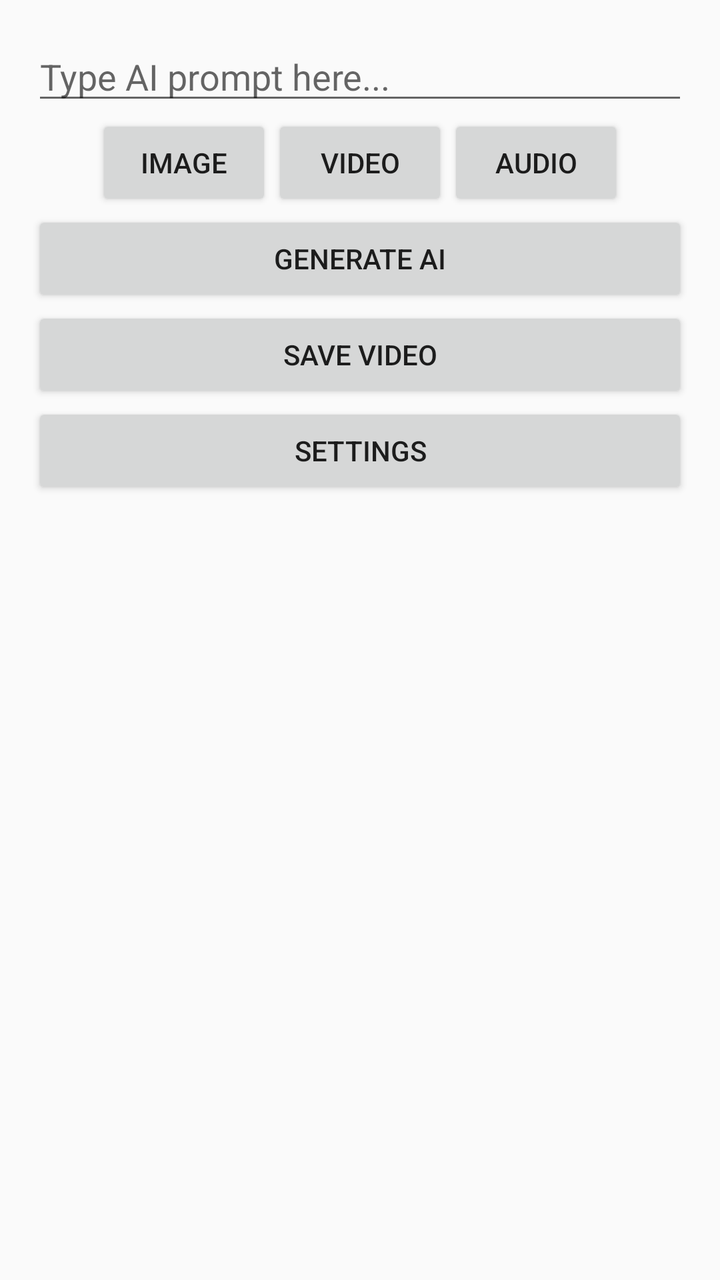
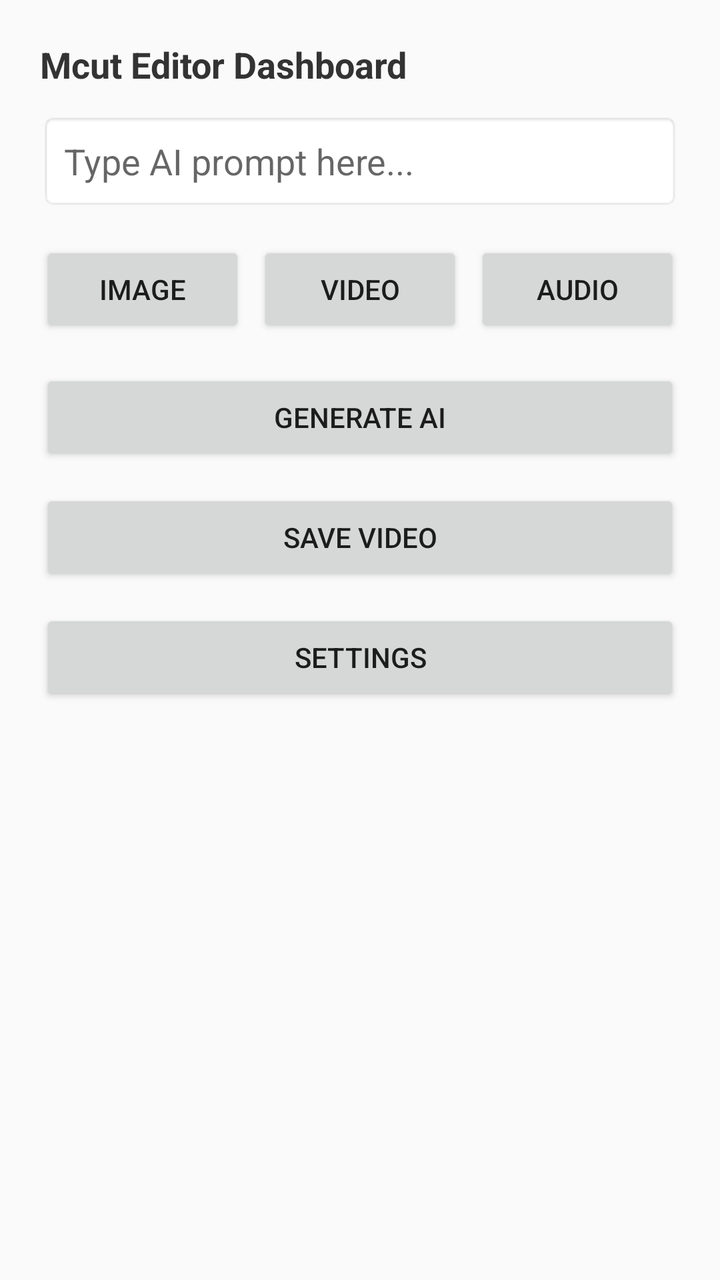

The first picture is an Android layout as it rendered before a commit; the second is the same layout after the commit. The layout source and the unified diff follow.
<!-- AndroidManifest.xml: application theme Theme.AppCompat.DayNight.NoActionBar -->
<!-- res/layout/activity_main.xml -->
<?xml version="1.0" encoding="utf-8"?>
<LinearLayout xmlns:android="http://schemas.android.com/apk/res/android"
    android:layout_width="match_parent"
    android:layout_height="match_parent"
    android:orientation="vertical"
    android:padding="16dp">

    <EditText
        android:id="@+id/promptEditText"
        android:layout_width="match_parent"
        android:layout_height="wrap_content"
        android:hint="Type AI prompt here..."/>

    <LinearLayout
        android:layout_width="match_parent"
        android:layout_height="wrap_content"
        android:orientation="horizontal"
        android:gravity="center">

        <Button
            android:id="@+id/btnImage"
            android:layout_width="wrap_content"
            android:layout_height="wrap_content"
            android:text="Image"/>

        <Button
            android:id="@+id/btnVideo"
            android:layout_width="wrap_content"
            android:layout_height="wrap_content"
            android:text="Video"/>

        <Button
            android:id="@+id/btnAudio"
            android:layout_width="wrap_content"
            android:layout_height="wrap_content"
            android:text="Audio"/>
    </LinearLayout>

    <Button
        android:id="@+id/btnAiGenerate"
        android:layout_width="match_parent"
        android:layout_height="wrap_content"
        android:text="Generate AI"/>

    <Button
        android:id="@+id/btnSaveVideo"
        android:layout_width="match_parent"
        android:layout_height="wrap_content"
        android:text="Save Video"/>

    <Button
        android:id="@+id/btnSettings"
        android:layout_width="match_parent"
        android:layout_height="wrap_content"
        android:text="Settings"/>

</LinearLayout>
<!-- resources referenced by this layout -->
<resources>

</resources>

<!-- the commit's change to res/layout/activity_main.xml (unified diff, before → after) -->
@@ -1,57 +1,90 @@
 <?xml version="1.0" encoding="utf-8"?>
-<LinearLayout xmlns:android="http://schemas.android.com/apk/res/android"
+<ScrollView xmlns:android="http://schemas.android.com/apk/res/android"
     android:layout_width="match_parent"
     android:layout_height="match_parent"
-    android:orientation="vertical"
-    android:padding="16dp">
-
-    <EditText
-        android:id="@+id/promptEditText"
-        android:layout_width="match_parent"
-        android:layout_height="wrap_content"
-        android:hint="Type AI prompt here..."/>
+    android:fillViewport="true"
+    android:background="#FAFAFA">
 
     <LinearLayout
         android:layout_width="match_parent"
         android:layout_height="wrap_content"
-        android:orientation="horizontal"
-        android:gravity="center">
+        android:orientation="vertical"
+        android:padding="20dp">
+
+        <TextView
+            android:layout_width="wrap_content"
+            android:layout_height="wrap_content"
+            android:text="Mcut Editor Dashboard"
+            android:textSize="18sp"
+            android:textStyle="bold"
+            android:textColor="#333333"
+            android:layout_marginBottom="12dp"/>
+
+        <EditText
+            android:id="@+id/promptEditText"
+            android:layout_width="match_parent"
+            android:layout_height="wrap_content"
+            android:minHeight="48dp"
+            android:hint="Type AI prompt here..."
+            android:background="@android:drawable/editbox_background_normal"
+            android:padding="12dp"
+            android:layout_marginBottom="16dp"/>
+
+        <LinearLayout
+            android:layout_width="match_parent"
+            android:layout_height="wrap_content"
+            android:orientation="horizontal"
+            android:gravity="center"
+            android:layout_marginBottom="16dp">
+
+            <Button
+                android:id="@+id/btnImage"
+                android:layout_width="0dp"
+                android:layout_height="wrap_content"
+                android:layout_weight="1"
+                android:layout_marginEnd="4dp"
+                android:text="Image"/>
+
+            <Button
+                android:id="@+id/btnVideo"
+                android:layout_width="0dp"
+                android:layout_height="wrap_content"
+                android:layout_weight="1"
+                android:layout_marginStart="2dp"
+                android:layout_marginEnd="2dp"
+                android:text="Video"/>
+
+            <Button
+                android:id="@+id/btnAudio"
+                android:layout_width="0dp"
+                android:layout_height="wrap_content"
+                android:layout_weight="1"
+                android:layout_marginStart="4dp"
+                android:text="Audio"/>
+        </LinearLayout>
 
         <Button
-            android:id="@+id/btnImage"
-            android:layout_width="wrap_content"
+            android:id="@+id/btnAiGenerate"
+            android:layout_width="match_parent"
             android:layout_height="wrap_content"
-            android:text="Image"/>
+            android:minHeight="48dp"
+            android:text="Generate AI"
+            android:layout_marginBottom="12dp"/>
 
         <Button
-            android:id="@+id/btnVideo"
-            android:layout_width="wrap_content"
+            android:id="@+id/btnSaveVideo"
+            android:layout_width="match_parent"
             android:layout_height="wrap_content"
-            android:text="Video"/>
+            android:minHeight="48dp"
+            android:text="Save Video"
+            android:layout_marginBottom="12dp"/>
 
         <Button
-            android:id="@+id/btnAudio"
-            android:layout_width="wrap_content"
+            android:id="@+id/btnSettings"
+            android:layout_width="match_parent"
             android:layout_height="wrap_content"
-            android:text="Audio"/>
+            android:minHeight="48dp"
+            android:text="Settings"/>
+
     </LinearLayout>
-
-    <Button
-        android:id="@+id/btnAiGenerate"
-        android:layout_width="match_parent"
-        android:layout_height="wrap_content"
-        android:text="Generate AI"/>
-
-    <Button
-        android:id="@+id/btnSaveVideo"
-        android:layout_width="match_parent"
-        android:layout_height="wrap_content"
-        android:text="Save Video"/>
-
-    <Button
-        android:id="@+id/btnSettings"
-        android:layout_width="match_parent"
-        android:layout_height="wrap_content"
-        android:text="Settings"/>
-
-</LinearLayout>
+</ScrollView>
